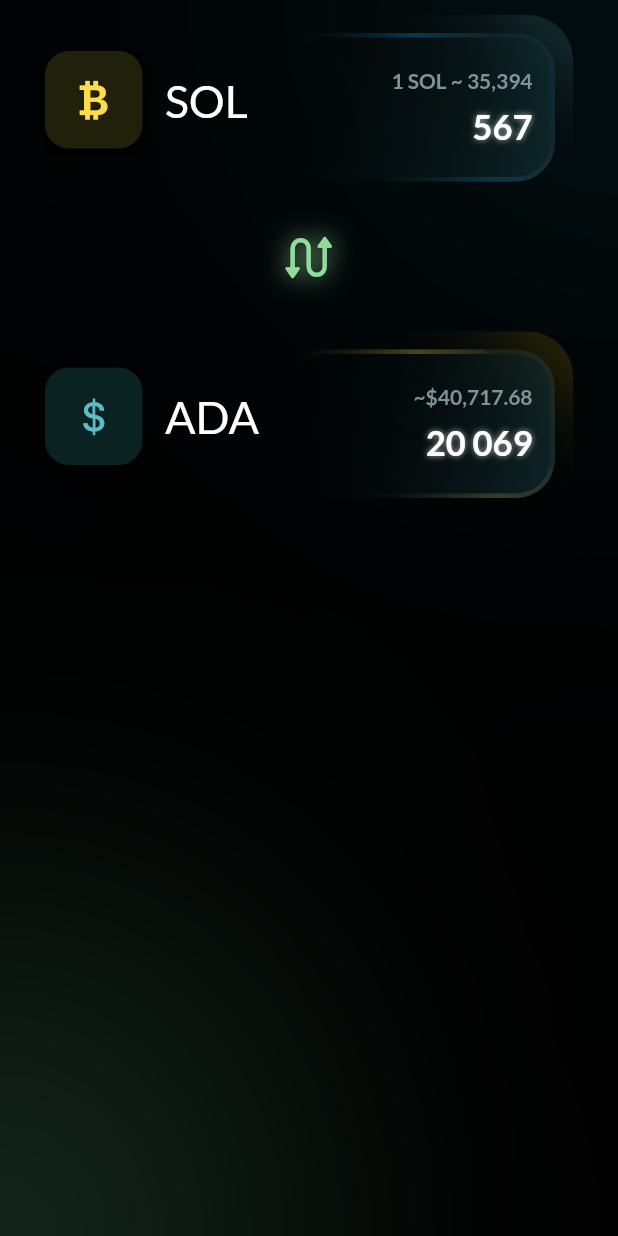
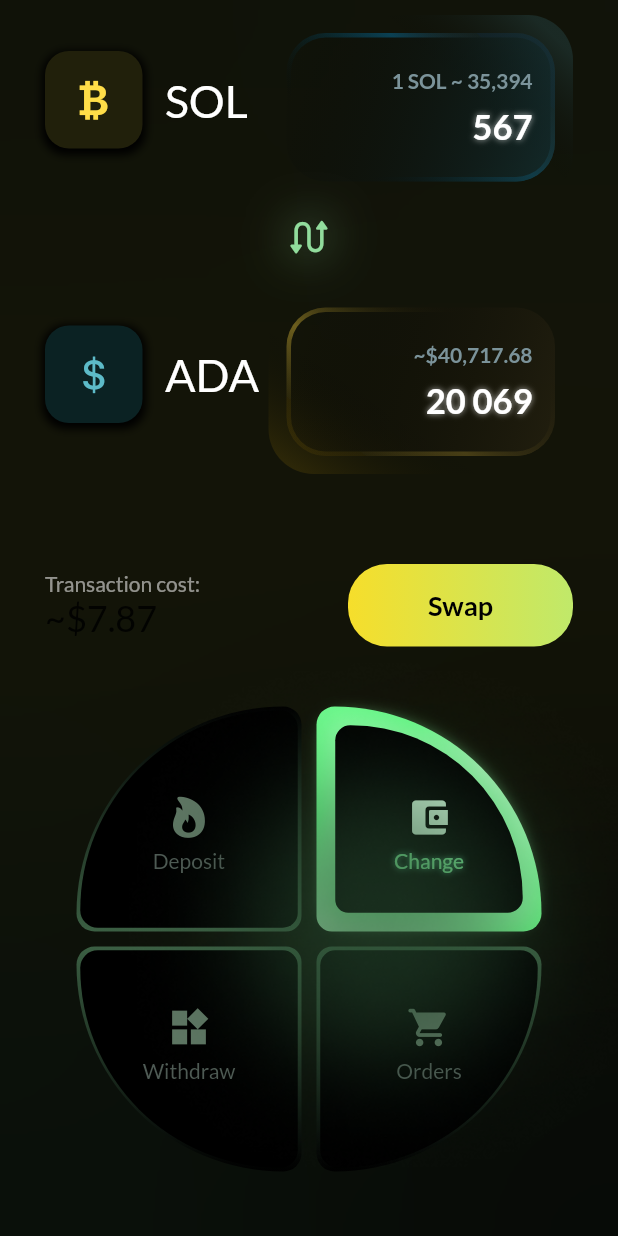
Before and after one commit to 0xAdiyat/CoinPulse-UI-Kit, a Flutter app: the screen it shows after launch, on a phone screen of 412 x 824 dp. Run offline on Flutter 3.47's test engine with Material 2 defaults, Android fonts, the light colour scheme and no system bars; our stand-ins replace get, google_fonts.

Commit message:
Completed home screen

```diff
--- /dev/null
+++ b/coin_pulse/lib/components/blurred_gradient_overlay.dart
@@ -0,0 +1,31 @@
+import 'dart:ui';
+
+import 'package:flutter/material.dart';
+
+class BlurredGradientOverlay extends StatelessWidget {
+  const BlurredGradientOverlay({
+    super.key,
+    required this.color, this.sigmaXY, this.height, this.width,
+  });
+
+  final Color color;
+  final double? sigmaXY;
+  final double? height, width;
+
+  @override
+  Widget build(BuildContext context) {
+    return Container(
+        height: height ?? 320,
+        width: width ?? 210,
+        decoration: BoxDecoration(color: color, shape: BoxShape.circle),
+        child: BackdropFilter(
+          filter:
+              ImageFilter.blur(sigmaX: sigmaXY ?? 150, sigmaY: sigmaXY ?? 150),
+          child: Container(
+            height: height ?? 320,
+            width: width ?? 210,
+            color: Colors.transparent,
+          ),
+        ));
+  }
+}
--- a/coin_pulse/lib/config/res/assets/app_images.dart
+++ b/coin_pulse/lib/config/res/assets/app_images.dart
@@ -1,3 +1,3 @@
-class AppImage {
-  static const temp = 'assets/images/temp.jpg';
+class AppImages {
+  static const greenEclipse = 'assets/images/green_eclipse.png';
 }
--- /dev/null
+++ b/coin_pulse/lib/view/home_page/components/cc_exchange_row.dart
@@ -0,0 +1,85 @@
+import 'package:flutter/material.dart';
+
+import 'outlined_gradient_container.dart';
+
+class CCExchangeRow extends StatelessWidget {
+  const CCExchangeRow({
+    super.key,
+    required this.ccIcon,
+    this.fromCcName,
+    required this.ccContainerColor,
+    this.currencyRateFromTxt,
+    this.currencyRateToTxt,
+    required this.exchangeRateTxt,
+    required this.outerContainerColor,
+    required this.outerOutlineColors,
+    required this.isFromExchange,
+    this.toCurrencyRate,
+    this.toCcName,
+    required this.innerContainerColor,
+  });
+
+  final Widget ccIcon;
+  final String? fromCcName, toCcName;
+  final Color ccContainerColor;
+  final String? currencyRateFromTxt, currencyRateToTxt, toCurrencyRate;
+  final Color outerContainerColor, innerContainerColor;
+  final List<Color> outerOutlineColors;
+  final String exchangeRateTxt;
+  final bool isFromExchange;
+
+  @override
+  Widget build(BuildContext context) {
+    return Row(
+      mainAxisAlignment: MainAxisAlignment.spaceBetween,
+      children: [
+        cCIconNameRow(),
+        OutlinedGradientContainer(
+          fromCcName: fromCcName ?? "",
+          toCcName: toCcName ?? "",
+          currencyRateFromTxt: currencyRateFromTxt,
+          currencyRateToTxt: currencyRateToTxt,
+          exchangeRateTxt: exchangeRateTxt,
+          outerContainerColor: outerContainerColor,
+          outerOutlineColors: outerOutlineColors,
+          toCurrencyRate: toCurrencyRate,
+          isFromExchange: isFromExchange,
+          innerContainerColor: innerContainerColor,
+        ),
+      ],
+    );
+  }
+
+  Row cCIconNameRow() {
+    return Row(
+      children: [
+        Container(
+          height: 65,
+          width: 65,
+          decoration: BoxDecoration(
+            shape: BoxShape.rectangle,
+            color: ccContainerColor,
+            borderRadius: BorderRadius.circular(16),
+            boxShadow: const [
+              BoxShadow(
+                color: Colors.black,
+                spreadRadius: 2,
+                blurRadius: 4,
+                offset: Offset(0, 2),
+              ),
+            ],
+          ),
+          child: IconButton(onPressed: () {}, icon: ccIcon),
+        ),
+        const SizedBox(
+          width: 15,
+        ),
+        Text(
+          fromCcName ?? toCcName!,
+          textAlign: TextAlign.end,
+          style: const TextStyle(fontSize: 30, color: Colors.white),
+        )
+      ],
+    );
+  }
+}
--- /dev/null
+++ b/coin_pulse/lib/view/home_page/components/outlined_gradient_container.dart
@@ -0,0 +1,106 @@
+import 'package:coin_pulse/components/custom_outline.dart';
+import 'package:flutter/material.dart';
+import 'dart:math' as math;
+import '../../../widgets/glowing_text_widget.dart';
+
+class OutlinedGradientContainer extends StatelessWidget {
+  const OutlinedGradientContainer({
+    super.key,
+    this.fromCcName,
+    this.toCcName,
+    this.currencyRateFromTxt,
+    this.currencyRateToTxt,
+    required this.exchangeRateTxt,
+    required this.outerContainerColor,
+    required this.outerOutlineColors,
+    required this.isFromExchange,
+    this.toCurrencyRate,
+    required this.innerContainerColor,
+  });
+  final String? fromCcName, toCcName;
+  final String? currencyRateFromTxt, currencyRateToTxt, toCurrencyRate;
+  final Color outerContainerColor, innerContainerColor;
+  final List<Color> outerOutlineColors;
+  final bool isFromExchange;
+  final String exchangeRateTxt;
+  @override
+  Widget build(BuildContext context) {
+    return Container(
+      height: 123,
+      width: 203,
+      margin: const EdgeInsets.only(top: 10),
+      decoration: BoxDecoration(
+        borderRadius: BorderRadius.circular(30),
+        gradient: LinearGradient(
+            transform: GradientRotation(isFromExchange ? 6 : 9),
+            begin: Alignment.bottomLeft,
+            end: Alignment.topRight,
+            colors: [
+              Colors.transparent,
+              outerContainerColor.withOpacity(0.3),
+            ],
+            stops: const [
+              0.6,
+              0.9
+            ]),
+      ),
+      child: Padding(
+        padding: const EdgeInsets.all(12.0),
+        child: CustomOutline(
+          strokeWidth: 3,
+          radius: 26,
+          padding: const EdgeInsets.all(0),
+          width: 0,
+          height: 0,
+          gradient: LinearGradient(
+              transform: GradientRotation(isFromExchange ? 6 : 9),
+              begin: Alignment.bottomLeft,
+              end: Alignment.topRight,
+              colors: outerOutlineColors,
+              stops: const [.2, .6, .8, .1]),
+          child: Container(
+            padding: const EdgeInsets.only(right: 15),
+            alignment: Alignment.centerRight,
+            decoration: BoxDecoration(
+              borderRadius: BorderRadius.circular(26),
+              gradient: LinearGradient(
+                  begin: Alignment.bottomLeft,
+                  end: Alignment.topRight,
+                  transform: const GradientRotation(math.pi / 4),
+                  colors: [
+                    Colors.transparent,
+                    innerContainerColor.withOpacity(0.7)
+                  ]),
+            ),
+            child: Column(
+              mainAxisAlignment: MainAxisAlignment.center,
+              crossAxisAlignment: CrossAxisAlignment.end,
+              children: [
+                Text(
+                  isFromExchange
+                      ? "$currencyRateFromTxt $fromCcName ~ $currencyRateToTxt $toCcName"
+                      : "~\$$toCurrencyRate",
+                  textAlign: TextAlign.end,
+                  style: const TextStyle(
+                      fontSize: 14,
+                      color: Color(0xff7B939A),
+                      fontWeight: FontWeight.bold),
+                ),
+                const SizedBox(
+                  height: 8,
+                ),
+                GlowingTextWidget(
+                  fontWeight: FontWeight.bold,
+                  fontSize: 23,
+                  text: exchangeRateTxt,
+                  glowColor: Colors.white.withOpacity(0.7),
+                  textColor: Colors.white,
+                ),
+              ],
+            ),
+          ),
+        ),
+      ),
+    );
+  }
+}
--- a/coin_pulse/lib/view/home_page/home_page.dart
+++ b/coin_pulse/lib/view/home_page/home_page.dart
@@ -1,20 +1,18 @@
-import 'dart:math' as math;
-import 'dart:ui';
-
-import 'package:coin_pulse/components/custom_outline.dart';
+import 'package:coin_pulse/config/res/assets/app_images.dart';
 import 'package:coin_pulse/widgets/glowing_icon.dart';
 import 'package:coin_pulse/widgets/glowing_text_widget.dart';
 import 'package:flutter/cupertino.dart';
 import 'package:flutter/material.dart';
+
+import '../../components/blurred_gradient_overlay.dart';
+import 'components/cc_exchange_row.dart';
 
 class HomePage extends StatelessWidget {
   const HomePage({super.key});
 
   @override
   Widget build(BuildContext context) {
-    final screenHeight = MediaQuery.sizeOf(context).height;
-    final screenWidth = MediaQuery.sizeOf(context).width;
-
+    double triCircularSpacing = 10;
     return Scaffold(
       backgroundColor: Colors.black,
       extendBody: true,
@@ -30,14 +28,27 @@
             left: -100,
             child: BlurredGradientOverlay(color: Color(0xff326045)),
           ),
+          const Positioned(
+            bottom: 0,
+            top: -200,
+            left: 0,
+            right: 0,
+            child: BlurredGradientOverlay(
+              color: Color(0xff211F09),
+              height: 100,
+              width: 100,
+              sigmaXY: 220,
+            ),
+          ),
           SafeArea(
+            bottom: false,
             child: Padding(
               padding: const EdgeInsets.symmetric(horizontal: 30),
               child: Column(
                 mainAxisAlignment: MainAxisAlignment.start,
                 crossAxisAlignment: CrossAxisAlignment.center,
                 children: [
-                  ExchangeRow(
+                  CCExchangeRow(
                     ccIcon: const Icon(
                       CupertinoIcons.bitcoin,
                       size: 34,
@@ -52,23 +63,24 @@
                     outerOutlineColors: [
                       Colors.transparent,
                       Colors.lightBlue.withOpacity(.4),
-                      Colors.blueGrey.withOpacity(0.2),
+                      Colors.blueGrey.withOpacity(0.1),
                       Colors.blueAccent.withOpacity(0.1)
                     ],
+                    innerContainerColor: const Color(0xff153439),
                     isFromExchange: true,
                   ),
                   const SizedBox(
-                    height: 20,
+                    height: 10,
                   ),
                   const GlowingIcon(
                       glowColor: Color(0xff91DC9C),
                       child: Icon(
                         CupertinoIcons.arrow_swap,
-                        size: 38,
+                        size: 30,
                         shadows: [
                           Shadow(
                             color: Color(0xff91DC9C),
-                            blurRadius: 20.0,
+                            blurRadius: 40.0,
                           ),
                         ],
                         color: Color(
@@ -76,9 +88,9 @@
                         ),
                       )),
                   const SizedBox(
-                    height: 20,
+                    height: 10,
                   ),
-                  ExchangeRow(
+                  CCExchangeRow(
                     ccIcon: const Icon(
                       CupertinoIcons.money_dollar,
                       size: 34,
@@ -91,217 +103,270 @@
                     outerOutlineColors: [
                       Colors.transparent,
                       Colors.amberAccent.withOpacity(.4),
-                      Colors.amberAccent.withOpacity(0.2),
+                      Colors.amberAccent.withOpacity(0.1),
                       Colors.amber.withOpacity(0.1)
                     ],
                     isFromExchange: false,
                     toCurrencyRate: '40,717.68',
+                    innerContainerColor: const Color(0xff292412),
                   ),
+                  const SizedBox(
+                    height: 60,
+                  ),
+                  transactionRow(),
+                  const SizedBox(
+                    height: 30,
+                  ),
+                  triCircularNavButton(
+                      triCircularSpacing: triCircularSpacing,
+                      navBtnIcons: [
+                        Icons.account_balance_wallet_rounded,
+                        CupertinoIcons.flame_fill
+                      ],
+                      navBtnTxt: [
+                        "Change",
+                        "Deposit"
+                      ]),
+                  triCircularNavButton(
+                      rotateDown: true,
+                      triCircularSpacing: triCircularSpacing,
+                      navBtnIcons: [
+                        Icons.shopping_cart_rounded,
+                        Icons.widgets_sharp
+                      ],
+                      navBtnTxt: [
+                        "Orders",
+                        "Withdraw"
+                      ]),
                 ],
               ),
+            ),
+          ),
+          Positioned(
+            top: 0,
+            bottom: -400,
+            left: 0,
+            right: -100,
+            child: Image.asset(
+              AppImages.greenEclipse,
             ),
           ),
         ],
       ),
     );
   }
-}
 
-class ExchangeRow extends StatelessWidget {
-  const ExchangeRow({
-    super.key,
-    required this.ccIcon,
-    this.fromCcName,
-    required this.ccContainerColor,
-    this.currencyRateFromTxt,
-    this.currencyRateToTxt,
-    required this.exchangeRateTxt,
-    required this.outerContainerColor,
-    required this.outerOutlineColors,
-    required this.isFromExchange,
-    this.toCurrencyRate,
-    this.toCcName,
-  });
+  Row triCircularNavButton(
+      {bool rotateDown = false,
+      required double triCircularSpacing,
+      required List<IconData> navBtnIcons,
+      required List<String> navBtnTxt}) {
+    return Row(
+      mainAxisAlignment: MainAxisAlignment.center,
+      children: [
+        TriangleContainer(
+          isSelectedNav: false,
+          rotateLeft: !rotateDown,
+          rotateDownLeft: rotateDown,
+          spacing: triCircularSpacing,
+          navBtnIcon: navBtnIcons[1],
+          navBtnText: navBtnTxt[1],
+        ),
+        SizedBox(
+          width: triCircularSpacing,
+        ),
+        TriangleContainer(
+          isSelectedNav: rotateDown ? false : true,
+          rotateDown: rotateDown,
+          spacing: triCircularSpacing,
+          navBtnIcon: navBtnIcons[0],
+          navBtnText: navBtnTxt[0],
+        ),
+      ],
+    );
+  }
 
-  final Widget ccIcon;
-  final String? fromCcName, toCcName;
-  final Color ccContainerColor;
-  final String? currencyRateFromTxt, currencyRateToTxt, toCurrencyRate;
-  final Color outerContainerColor;
-  final List<Color> outerOutlineColors;
-  final String exchangeRateTxt;
-  final bool isFromExchange;
-
-  @override
-  Widget build(BuildContext context) {
+  Row transactionRow() {
     return Row(
       mainAxisAlignment: MainAxisAlignment.spaceBetween,
       children: [
-        Row(
+        const Column(
+          crossAxisAlignment: CrossAxisAlignment.start,
           children: [
-            Container(
-              height: 65,
-              width: 65,
-              decoration: BoxDecoration(
-                shape: BoxShape.rectangle,
-                color: ccContainerColor,
-                borderRadius: BorderRadius.circular(16),
-                boxShadow: const [
-                  BoxShadow(
-                    color: Colors.black,
-                    spreadRadius: 2,
-                    blurRadius: 4,
-                    offset: Offset(0, 2),
-                  ),
-                ],
-              ),
-              child: IconButton(onPressed: () {}, icon: ccIcon),
-            ),
-            const SizedBox(
-              width: 15,
+            Text(
+              "Transaction cost:",
+              style: TextStyle(color: Colors.white54),
             ),
             Text(
-              fromCcName ?? toCcName!,
-              textAlign: TextAlign.end,
-              style: const TextStyle(fontSize: 30, color: Colors.white),
-            )
+              "~\$7.87",
+              style: TextStyle(fontSize: 24),
+            ),
           ],
         ),
-        OutlinedGradientContainer(
-          fromCcName: fromCcName ?? "",
-          toCcName: toCcName ?? "",
-          currencyRateFromTxt: currencyRateFromTxt,
-          currencyRateToTxt: currencyRateToTxt,
-          exchangeRateTxt: exchangeRateTxt,
-          outerContainerColor: outerContainerColor,
-          outerOutlineColors: outerOutlineColors,
-          toCurrencyRate: toCurrencyRate,
-          isFromExchange: isFromExchange,
-        ),
+        Container(
+          alignment: Alignment.center,
+          height: 55,
+          width: 150,
+          decoration: const BoxDecoration(
+            borderRadius: BorderRadius.all(Radius.circular(26)),
+            gradient: LinearGradient(
+              colors: [Color(0xffF6DE2B), Color(0xFFC0E96A)],
+            ),
+          ),
+          child: const Text(
+            "Swap",
+            style: TextStyle(
+                fontSize: 18, color: Colors.black, fontWeight: FontWeight.w600),
+          ),
+        )
       ],
     );
   }
 }
 
-class BlurredGradientOverlay extends StatelessWidget {
-  const BlurredGradientOverlay({
+class TriangleContainer extends StatelessWidget {
+  const TriangleContainer({
     super.key,
-    required this.color,
+    this.rotateLeft = false,
+    this.rotateDown = false,
+    this.rotateDownLeft = false,
+    this.isSelectedNav = false,
+    required this.spacing,
+    required this.navBtnIcon,
+    required this.navBtnText,
   });
 
-  final Color color;
+  final bool rotateLeft, rotateDown, rotateDownLeft, isSelectedNav;
+  final double spacing;
+  final IconData navBtnIcon;
+  final String navBtnText;
 
   @override
   Widget build(BuildContext context) {
+    final triangleBorderRadius = BorderRadius.only(
+      topLeft: Radius.circular(rotateLeft
+          ? 400
+          : rotateDownLeft
+              ? 35
+              : rotateDown
+                  ? 30
+                  : 35),
+      topRight: Radius.circular(rotateLeft
+          ? 35
+          : rotateDownLeft
+              ? 30
+              : rotateDown
+                  ? 35
+                  : 400),
+      bottomLeft: Radius.circular(rotateLeft
+          ? 35
+          : rotateDownLeft
+              ? 400
+              : rotateDown
+                  ? 35
+                  : 30),
+      bottomRight: Radius.circular(rotateLeft
+          ? 30
+          : rotateDownLeft
+              ? 35
+              : rotateDown
+                  ? 400
+                  : 35),
+    );
+
     return Container(
-        height: 320,
-        width: 210,
-        decoration: BoxDecoration(color: color, shape: BoxShape.circle),
-        child: BackdropFilter(
-          filter: ImageFilter.blur(sigmaX: 150, sigmaY: 150),
-          child: Container(
-            height: 320,
-            width: 210,
-            color: Colors.transparent,
-          ),
-        ));
-  }
-}
-
-class OutlinedGradientContainer extends StatelessWidget {
-  const OutlinedGradientContainer({
-    super.key,
-    this.fromCcName,
-    this.toCcName,
-    this.currencyRateFromTxt,
-    this.currencyRateToTxt,
-    required this.exchangeRateTxt,
-    required this.outerContainerColor,
-    required this.outerOutlineColors,
-    required this.isFromExchange,
-    this.toCurrencyRate,
-  });
-  final String? fromCcName, toCcName;
-  final String? currencyRateFromTxt, currencyRateToTxt, toCurrencyRate;
-  final Color outerContainerColor;
-  final List<Color> outerOutlineColors;
-  final bool isFromExchange;
-  final String exchangeRateTxt;
-  @override
-  Widget build(BuildContext context) {
-    return Container(
-      height: 123,
-      width: 203,
-      margin: const EdgeInsets.only(top: 10),
+      height: 150,
+      width: 150,
+      alignment: Alignment.center,
+      margin: EdgeInsets.only(top: spacing),
       decoration: BoxDecoration(
-        borderRadius: BorderRadius.circular(30),
+        borderRadius: triangleBorderRadius,
         gradient: LinearGradient(
-            transform: const GradientRotation(6),
-            begin: Alignment.bottomLeft,
-            end: Alignment.topRight,
-            colors: [
-              Colors.transparent,
-              outerContainerColor.withOpacity(0.3),
-            ],
-            stops: const [
-              0.6,
-              0.9
-            ]),
+          begin: isSelectedNav
+              ? rotateLeft
+                  ? Alignment.topRight
+                  : rotateDownLeft
+                      ? Alignment.bottomRight
+                      : rotateDown
+                          ? Alignment.bottomLeft
+                          : Alignment.topLeft
+              : rotateLeft
+                  ? Alignment.topRight
+                  : Alignment.bottomLeft,
+          end: isSelectedNav
+              ? rotateLeft
+                  ? Alignment.bottomLeft
+                  : rotateDownLeft
+                      ? Alignment.bottomLeft
+                      : rotateDown
+                          ? Alignment.topRight
+                          : Alignment.bottomRight
+              : rotateLeft
+                  ? Alignment.bottomRight
+                  : Alignment.topLeft,
+          colors: isSelectedNav
+              ? [
+                  const Color(0xff6DFB8D),
+                  const Color(0xff67FF89),
+                  const Color(0xffABF5BA),
+                  const Color(0xff9CFCB0),
+                  const Color(0xff67FE85),
+                ]
+              : [
+                  Colors.black,
+                  const Color(0xff3B5F43),
+                ],
+        ),
       ),
-      child: Padding(
-        padding: const EdgeInsets.all(12.0),
-        child: CustomOutline(
-          strokeWidth: 3,
-          radius: 26,
-          padding: const EdgeInsets.all(0),
-          width: 0,
-          height: 0,
-          gradient: LinearGradient(
-              begin: Alignment.bottomLeft,
-              end: Alignment.topRight,
-              colors: outerOutlineColors,
-              stops: const [.2, .6, .8, .1]),
-          child: Container(
-            padding: const EdgeInsets.only(right: 15),
-            alignment: Alignment.centerRight,
-            decoration: BoxDecoration(
-              borderRadius: BorderRadius.circular(26),
-              gradient: LinearGradient(
-                  begin: Alignment.bottomLeft,
-                  end: Alignment.topRight,
-                  transform: const GradientRotation(math.pi / 4),
-                  colors: [
-                    Colors.transparent,
-                    const Color(0xff153439).withOpacity(0.7)
-                  ]),
+      child: Container(
+        height: isSelectedNav ? 125 : 145,
+        width: isSelectedNav ? 125 : 145,
+        alignment: Alignment.center,
+        decoration: BoxDecoration(
+          boxShadow: isSelectedNav
+              ? [
+                  const BoxShadow(
+                      color: Color(0xff8AFFA3),
+                      blurRadius: 10.0,
+                      spreadRadius: 5),
+                ]
+              : [],
+          color: Colors.black,
+          borderRadius: triangleBorderRadius,
+        ),
+        child: Column(
+          crossAxisAlignment: CrossAxisAlignment.center,
+          mainAxisAlignment: MainAxisAlignment.center,
+          children: [
+            if (!rotateDown && !rotateDownLeft)
+              const SizedBox(
+                height: 20,
+              ),
+            Icon(
+              navBtnIcon,
+              size: 30,
+              color: isSelectedNav
+                  ? const Color(0xffD3FCDD)
+                  : const Color(0xff5D7562),
             ),
-            child: Column(
-              mainAxisAlignment: MainAxisAlignment.center,
-              crossAxisAlignment: CrossAxisAlignment.end,
-              children: [
-                Text(
-                  isFromExchange
-                      ? "$currencyRateFromTxt $fromCcName ~ $currencyRateToTxt $toCcName"
-                      : "~\$$toCurrencyRate",
-                  textAlign: TextAlign.end,
-                  style: const TextStyle(
-                      fontSize: 14,
-                      color: Color(0xff7B939A),
-                      fontWeight: FontWeight.bold),
-                ),
-                const SizedBox(
-                  height: 8,
-                ),
-                GlowingTextWidget(
-                  fontWeight: FontWeight.bold,
-                  fontSize: 23,
-                  text: exchangeRateTxt,
-                  glowColor: Colors.white.withOpacity(0.7),
-                  textColor: Colors.white,
-                ),
-              ],
+            const SizedBox(
+              height: 5,
             ),
-          ),
+            isSelectedNav
+                ? GlowingTextWidget(
+                    text: navBtnText,
+                    glowColor: Colors.greenAccent,
+                    textColor: const Color(0xff7ef39b),
+                    fontSize: 14)
+                : Text(
+                    navBtnText,
+                    style: const TextStyle(color: Color(0xff4E5A54)),
+                  ),
+            if (!rotateLeft && rotateDown || rotateDownLeft)
+              const SizedBox(
+                height: 20,
+              ),
+          ],
         ),
       ),
     );
--- a/coin_pulse/pubspec.yaml
+++ b/coin_pulse/pubspec.yaml
@@ -63,7 +63,8 @@
   # To add assets to your application, add an assets section, like this:
   assets:
     - assets/icons/
-  #   - images/a_dot_ham.jpeg
+    - assets/images/
+    #   - images/a_dot_ham.jpeg
 
   # An image asset can refer to one or more resolution-specific "variants", see
   # https://flutter.dev/assets-and-images/#resolution-aware
```
Also changed, not shown: coin_pulse/assets/images/green_eclipse.png (added).
